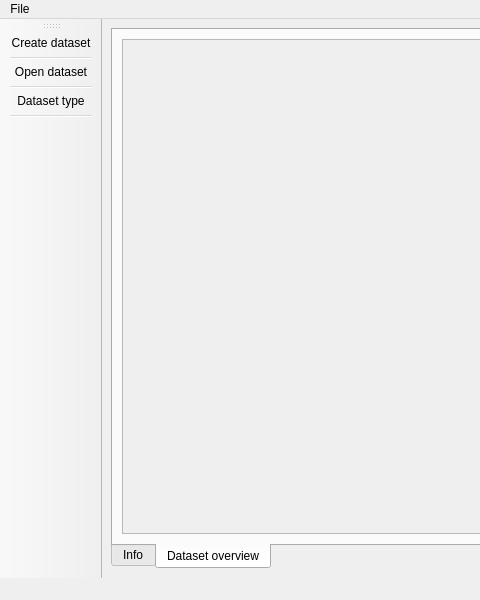
Above: form.ui from Biblbrox/MLDataAnalize before the change; both pictures show x 0 to 480 and y 0 to 600 of the 800 by 600 pixel window. Below: the same form after it.
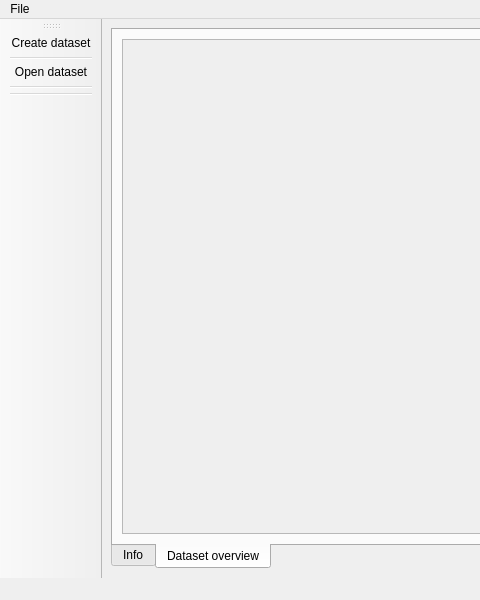
That is the form after the change.

Patch:
```diff
--- a/form.ui
+++ b/form.ui
@@ -98,7 +98,6 @@
    <addaction name="separator"/>
    <addaction name="actionOpen_dataset"/>
    <addaction name="separator"/>
-   <addaction name="actionactionSelectDatasetType"/>
    <addaction name="separator"/>
   </widget>
   <action name="actionCreateDataset">
```
Left out of the diff: 6 changed lines with no effect on the pictures.
